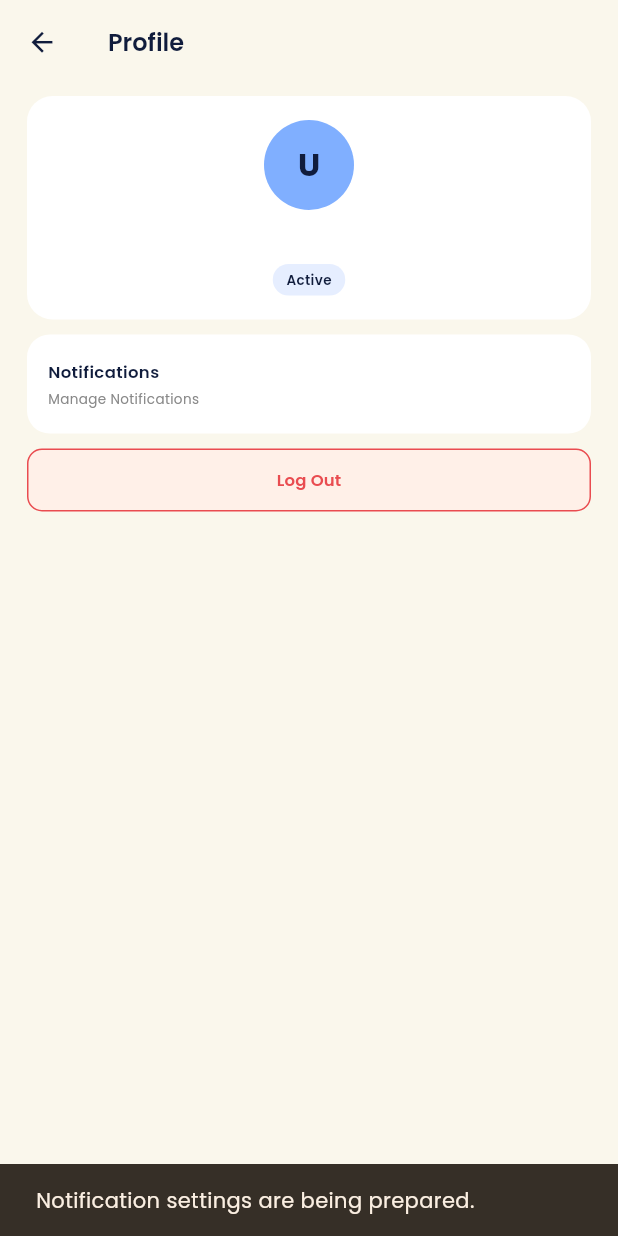
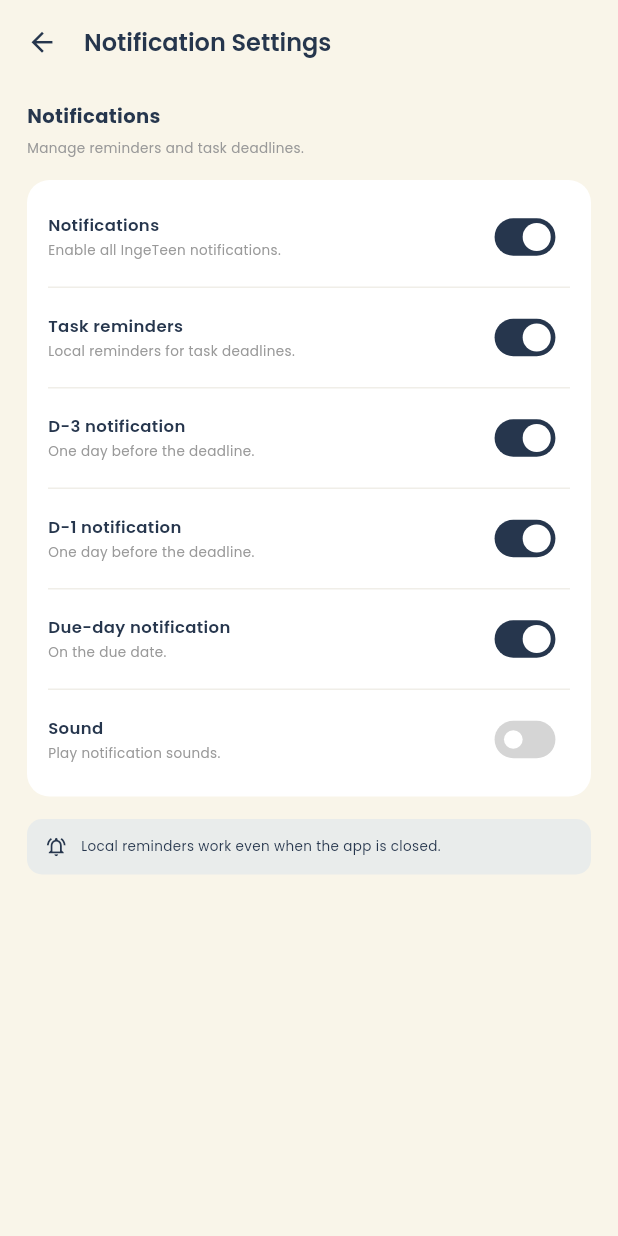
Before and after one commit to dinda-agustina/ingeteen-app, a Flutter app: the ProfileScreen screen opened by its route, after a tap on "Notifications", on a phone screen of 412 x 824 dp. Run offline on Flutter 3.47's test engine with Material 3 defaults, Android fonts, the phone set to English and light mode, and no system bars; our stand-ins replace flutter_local_notifications, google_fonts, shared_preferences; accounts and stored records are empty.

Commit message:
feat: implement notification settings and permission

```diff
--- /dev/null
+++ b/ingeteen_app/lib/screens/profile/notification_settings_screen.dart
@@ -0,0 +1,314 @@
+import 'package:flutter/material.dart';
+
+class NotificationSettingsScreen extends StatefulWidget {
+  const NotificationSettingsScreen({super.key});
+
+  @override
+  State<NotificationSettingsScreen> createState() =>
+      _NotificationSettingsScreenState();
+}
+
+class _NotificationSettingsScreenState
+    extends State<NotificationSettingsScreen> {
+  static const navy = Color(0xFF26364D);
+  static const cream = Color(0xFFF9F5E9);
+  static const mutedText = Color(0xFF999999);
+  static const dividerColor = Color(0xFFF0EEE8);
+
+  bool _notificationsEnabled = true;
+  bool _taskRemindersEnabled = true;
+  bool _threeDaysEnabled = true;
+  bool _oneDayEnabled = true;
+  bool _dueDayEnabled = true;
+  bool _soundEnabled = false;
+
+  void _toggleNotifications(bool value) {
+    setState(() {
+      _notificationsEnabled = value;
+
+      if (!value) {
+        _taskRemindersEnabled = false;
+        _threeDaysEnabled = false;
+        _oneDayEnabled = false;
+        _dueDayEnabled = false;
+        _soundEnabled = false;
+      }
+    });
+  }
+
+  void _toggleTaskReminders(bool value) {
+    setState(() {
+      _taskRemindersEnabled = value;
+
+      if (!value) {
+        _threeDaysEnabled = false;
+        _oneDayEnabled = false;
+        _dueDayEnabled = false;
+      }
+    });
+  }
+
+  Widget _buildSettingTile({
+    required String title,
+    required String description,
+    required bool value,
+    required ValueChanged<bool> onChanged,
+    bool enabled = true,
+  }) {
+    return Opacity(
+      opacity: enabled ? 1.0 : 0.45,
+      child: Padding(
+        padding: const EdgeInsets.symmetric(vertical: 9),
+        child: Row(
+          children: [
+            Expanded(
+              child: Column(
+                crossAxisAlignment: CrossAxisAlignment.start,
+                children: [
+                  Text(
+                    title,
+                    style: const TextStyle(
+                      color: navy,
+                      fontSize: 11,
+                      fontWeight: FontWeight.w600,
+                    ),
+                  ),
+                  const SizedBox(height: 3),
+                  Text(
+                    description,
+                    style: const TextStyle(
+                      color: mutedText,
+                      fontSize: 9,
+                      height: 1.4,
+                    ),
+                  ),
+                ],
+              ),
+            ),
+            const SizedBox(width: 8),
+            Transform.scale(
+              scale: 0.78,
+              child: Switch(
+                value: value,
+                onChanged: enabled ? onChanged : null,
+                activeThumbColor: Colors.white,
+                activeTrackColor: navy,
+                inactiveThumbColor: Colors.white,
+                inactiveTrackColor: const Color(0xFFD5D5D5),
+                trackOutlineColor:
+                    WidgetStateProperty.all(Colors.transparent),
+              ),
+            ),
+          ],
+        ),
+      ),
+    );
+  }
+
+  Widget _buildDivider() {
+    return const Divider(
+      color: dividerColor,
+      height: 1,
+      thickness: 1,
+    );
+  }
+
+  @override
+  Widget build(BuildContext context) {
+    return Scaffold(
+      backgroundColor: cream,
+      appBar: AppBar(
+        backgroundColor: cream,
+        foregroundColor: navy,
+        elevation: 0,
+        scrolledUnderElevation: 0,
+        titleSpacing: 0,
+        leading: IconButton(
+          onPressed: () => Navigator.pop(context),
+          icon: const Icon(
+            Icons.arrow_back,
+            color: navy,
+            size: 21,
+          ),
+        ),
+        title: const Text(
+          'Notification Settings',
+          style: TextStyle(
+            color: navy,
+            fontSize: 16,
+            fontWeight: FontWeight.w600,
+          ),
+        ),
+      ),
+      body: SafeArea(
+        child: SingleChildScrollView(
+          padding: const EdgeInsets.fromLTRB(18, 12, 18, 24),
+          child: Column(
+            crossAxisAlignment: CrossAxisAlignment.start,
+            children: [
+              const Text(
+                'Notifications',
+                style: TextStyle(
+                  color: navy,
+                  fontSize: 13,
+                  fontWeight: FontWeight.bold,
+                ),
+              ),
+
+              const SizedBox(height: 5),
+
+              const Text(
+                'Manage reminders and task deadlines.',
+                style: TextStyle(
+                  color: mutedText,
+                  fontSize: 9,
+                  height: 1.5,
+                ),
+              ),
+
+              const SizedBox(height: 15),
+
+              // All notification settings in one card.
+              Container(
+                width: double.infinity,
+                padding: const EdgeInsets.symmetric(
+                  horizontal: 14,
+                  vertical: 5,
+                ),
+                decoration: BoxDecoration(
+                  color: Colors.white,
+                  borderRadius: BorderRadius.circular(15),
+                ),
+                child: Column(
+                  children: [
+                    // Main notifications.
+                    _buildSettingTile(
+                      title: 'Notifications',
+                      description:
+                          'Enable all IngeTeen notifications.',
+                      value: _notificationsEnabled,
+                      onChanged: _toggleNotifications,
+                    ),
+
+                    _buildDivider(),
+
+                    // Task reminders.
+                    _buildSettingTile(
+                      title: 'Task reminders',
+                      description:
+                          'Local reminders for task deadlines.',
+                      value: _taskRemindersEnabled,
+                      enabled: _notificationsEnabled,
+                      onChanged: _toggleTaskReminders,
+                    ),
+
+                    _buildDivider(),
+
+                    // D-3 notification.
+                    _buildSettingTile(
+                      title: 'D-3 notification',
+                      description:
+                          'One day before the deadline.',
+                      value: _threeDaysEnabled,
+                      enabled: _notificationsEnabled &&
+                          _taskRemindersEnabled,
+                      onChanged: (value) {
+                        setState(() {
+                          _threeDaysEnabled = value;
+                        });
+                      },
+                    ),
+
+                    _buildDivider(),
+
+                    // D-1 notification.
+                    _buildSettingTile(
+                      title: 'D-1 notification',
+                      description:
+                          'One day before the deadline.',
+                      value: _oneDayEnabled,
+                      enabled: _notificationsEnabled &&
+                          _taskRemindersEnabled,
+                      onChanged: (value) {
+                        setState(() {
+                          _oneDayEnabled = value;
+                        });
+                      },
+                    ),
+
+                    _buildDivider(),
+
+                    // Due-day notification.
+                    _buildSettingTile(
+                      title: 'Due-day notification',
+                      description: 'On the due date.',
+                      value: _dueDayEnabled,
+                      enabled: _notificationsEnabled &&
+                          _taskRemindersEnabled,
+                      onChanged: (value) {
+                        setState(() {
+                          _dueDayEnabled = value;
+                        });
+                      },
+                    ),
+
+                    _buildDivider(),
+
+                    // Sound.
+                    _buildSettingTile(
+                      title: 'Sound',
+                      description: 'Play notification sounds.',
+                      value: _soundEnabled,
+                      enabled: _notificationsEnabled,
+                      onChanged: (value) {
+                        setState(() {
+                          _soundEnabled = value;
+                        });
+                      },
+                    ),
+                  ],
+                ),
+              ),
+
+              const SizedBox(height: 15),
+
+              // Local notification information.
+              Container(
+                width: double.infinity,
+                padding: const EdgeInsets.symmetric(
+                  horizontal: 12,
+                  vertical: 11,
+                ),
+                decoration: BoxDecoration(
+                  color: const Color(0xFFE9ECEB),
+                  borderRadius: BorderRadius.circular(10),
+                ),
+                child: const Row(
+                  crossAxisAlignment: CrossAxisAlignment.center,
+                  children: [
+                    Icon(
+                      Icons.notifications_active_outlined,
+                      color: navy,
+                      size: 15,
+                    ),
+                    SizedBox(width: 9),
+                    Expanded(
+                      child: Text(
+                        'Local reminders work even when the app is closed.',
+                        style: TextStyle(
+                          color: navy,
+                          fontSize: 9,
+                          height: 1.4,
+                        ),
+                      ),
+                    ),
+                  ],
+                ),
+              ),
+            ],
+          ),
+        ),
+      ),
+    );
+  }
+}
--- a/ingeteen_app/lib/screens/profile/profile_screen.dart
+++ b/ingeteen_app/lib/screens/profile/profile_screen.dart
@@ -3,6 +3,7 @@ import 'package:provider/provider.dart';
 
 import '../../providers/auth_provider.dart';
 import '../../utils/app_routes.dart';
+import 'notification_settings_screen.dart';
 
 class ProfileScreen extends StatelessWidget {
   const ProfileScreen({super.key});
@@ -27,13 +28,18 @@ class ProfileScreen extends StatelessWidget {
   void _logout(BuildContext context) {
     context.read<AuthProvider>().logout();
 
-    Navigator.pushNamedAndRemoveUntil(context, AppRoutes.login, (_) => false);
+    Navigator.pushNamedAndRemoveUntil(
+      context,
+      AppRoutes.login,
+      (_) => false,
+    );
   }
 
   void _openNotificationSettings(BuildContext context) {
-    ScaffoldMessenger.of(context).showSnackBar(
-      const SnackBar(
-        content: Text('Notification settings are being prepared.'),
+    Navigator.push(
+      context,
+      MaterialPageRoute(
+        builder: (_) => const NotificationSettingsScreen(),
       ),
     );
   }
@@ -56,7 +62,11 @@ class ProfileScreen extends StatelessWidget {
         elevation: 0,
         leading: IconButton(
           onPressed: () => Navigator.pop(context),
-          icon: const Icon(Icons.arrow_back, color: navy, size: 21),
+          icon: const Icon(
+            Icons.arrow_back,
+            color: navy,
+            size: 21,
+          ),
         ),
         title: const Text(
           'Profile',
@@ -74,7 +84,7 @@ class ProfileScreen extends StatelessWidget {
           child: Column(
             crossAxisAlignment: CrossAxisAlignment.stretch,
             children: [
-              // User profile card
+              // User profile card.
               Container(
                 padding: const EdgeInsets.symmetric(
                   vertical: 16,
@@ -137,19 +147,19 @@ class ProfileScreen extends StatelessWidget {
 
               const SizedBox(height: 10),
 
-              // Notifications card
+              // Notifications card.
               Material(
                 color: Colors.white,
                 borderRadius: BorderRadius.circular(15),
                 child: InkWell(
                   borderRadius: BorderRadius.circular(15),
                   onTap: () => _openNotificationSettings(context),
-                  child: Padding(
-                    padding: const EdgeInsets.symmetric(
+                  child: const Padding(
+                    padding: EdgeInsets.symmetric(
                       horizontal: 14,
                       vertical: 17,
                     ),
-                    child: const Column(
+                    child: Column(
                       crossAxisAlignment: CrossAxisAlignment.start,
                       children: [
                         Text(
@@ -176,7 +186,7 @@ class ProfileScreen extends StatelessWidget {
 
               const SizedBox(height: 10),
 
-              // Log out button
+              // Log out button.
               SizedBox(
                 height: 42,
                 child: OutlinedButton(
@@ -184,14 +194,20 @@ class ProfileScreen extends StatelessWidget {
                   style: OutlinedButton.styleFrom(
                     foregroundColor: red,
                     backgroundColor: const Color(0xFFFFF0E8),
-                    side: const BorderSide(color: red, width: 1),
+                    side: const BorderSide(
+                      color: red,
+                      width: 1,
+                    ),
                     shape: RoundedRectangleBorder(
                       borderRadius: BorderRadius.circular(10),
                     ),
                   ),
                   child: const Text(
                     'Log Out',
-                    style: TextStyle(fontSize: 11, fontWeight: FontWeight.w600),
+                    style: TextStyle(
+                      fontSize: 11,
+                      fontWeight: FontWeight.w600,
+                    ),
                   ),
                 ),
               ),
--- a/ingeteen_app/lib/screens/splash/splash_screen.dart
+++ b/ingeteen_app/lib/screens/splash/splash_screen.dart
@@ -1,5 +1,8 @@
 import 'dart:async';
+
 import 'package:flutter/material.dart';
+
+import '../../services/notification_service.dart';
 import '../../utils/app_colors.dart';
 import '../../utils/app_routes.dart';
 import '../../widgets/app_logo.dart';
@@ -17,10 +20,28 @@ class _SplashScreenState extends State<SplashScreen> {
   @override
   void initState() {
     super.initState();
-    // Nanti: cek token tersimpan -> langsung ke home bila sudah login.
-    _timer = Timer(const Duration(seconds: 5), () {
-      if (mounted) Navigator.pushReplacementNamed(context, AppRoutes.login);
-    });
+
+    _timer = Timer(
+      const Duration(seconds: 5),
+      _continueToLogin,
+    );
+  }
+
+  Future<void> _continueToLogin() async {
+    if (!mounted) return;
+
+    try {
+      await NotificationService.requestPermissionOnFirstLaunch();
+    } catch (e) {
+      debugPrint('Notification permission error: $e');
+    }
+
+    if (!mounted) return;
+
+    Navigator.pushReplacementNamed(
+      context,
+      AppRoutes.login,
+    );
   }
 
   @override
@@ -36,10 +57,18 @@ class _SplashScreenState extends State<SplashScreen> {
         child: Column(
           mainAxisSize: MainAxisSize.min,
           children: [
-            AppLogo(fontSize: 26, vertical: true),
+            AppLogo(
+              fontSize: 26,
+              vertical: true,
+            ),
             SizedBox(height: 4),
-            Text('Schedule Your Task',
-                style: TextStyle(fontSize: 10, color: AppColors.textGrey)),
+            Text(
+              'Schedule Your Task',
+              style: TextStyle(
+                fontSize: 10,
+                color: AppColors.textGrey,
+              ),
+            ),
           ],
         ),
       ),
--- /dev/null
+++ b/ingeteen_app/lib/services/notification_service.dart
@@ -0,0 +1,42 @@
+import 'dart:io';
+
+import 'package:flutter_local_notifications/flutter_local_notifications.dart';
+import 'package:shared_preferences/shared_preferences.dart';
+
+class NotificationService {
+  static final FlutterLocalNotificationsPlugin _notifications =
+      FlutterLocalNotificationsPlugin();
+
+  static const String _permissionRequestedKey =
+      'notification_permission_requested';
+
+  static Future<void> requestPermissionOnFirstLaunch() async {
+    // Permintaan ini hanya ditujukan untuk Android.
+    if (!Platform.isAndroid) return;
+
+    final prefs = await SharedPreferences.getInstance();
+
+    // Jangan tampilkan permintaan izin berulang kali.
+    final alreadyRequested =
+        prefs.getBool(_permissionRequestedKey) ?? false;
+
+    if (alreadyRequested) return;
+
+    // Inisialisasi plugin notifikasi.
+    await _notifications.initialize(
+      settings: const InitializationSettings(
+        android: AndroidInitializationSettings('@mipmap/ic_launcher'),
+      ),
+    );
+
+    // Meminta izin notifikasi melalui sistem Android.
+    final androidPlugin = _notifications
+        .resolvePlatformSpecificImplementation<
+            AndroidFlutterLocalNotificationsPlugin>();
+
+    await androidPlugin?.requestNotificationsPermission();
+
+    // Simpan status bahwa permintaan izin sudah pernah ditampilkan.
+    await prefs.setBool(_permissionRequestedKey, true);
+  }
+}
--- a/ingeteen_app/pubspec.yaml
+++ b/ingeteen_app/pubspec.yaml
@@ -37,6 +37,8 @@ dependencies:
   google_fonts: ^9.0.0
   intl: ^0.20.3
   provider: ^6.1.5+1
+  flutter_local_notifications: 22.3.3
+  shared_preferences: ^2.5.6
 
 dev_dependencies:
   flutter_test:
```
Also changed, not shown: ingeteen_app/pubspec.lock, 1 other file.
